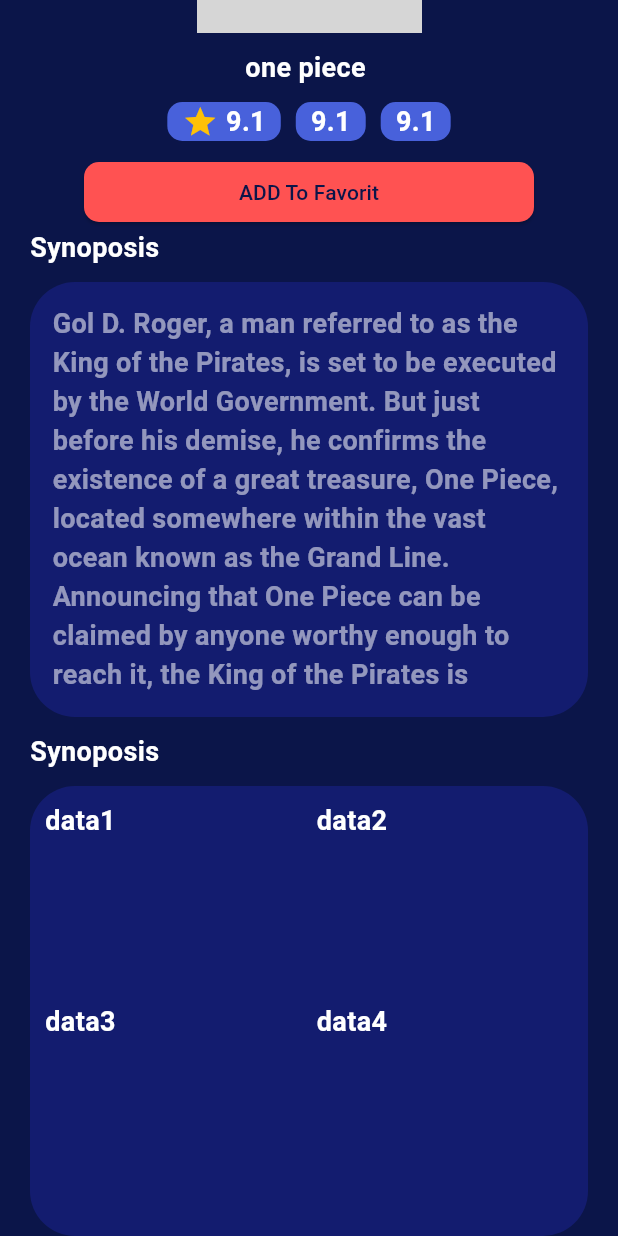
After one commit to mahmoudbarghouth1/Animation_app, a Flutter app: the MangaView screen opened directly, scrolled down 178 dp, after a tap on "ADD To Favorit", on a phone screen of 412 x 824 dp. The commit adds this screen. Run offline on Flutter 3.47's test engine with Material 3 defaults, Android fonts, the phone set to English and light mode, and no system bars; our stand-ins replace firebase_auth, firebase_core, flutter_riverpod; accounts and stored records are empty; network calls fail; grey boxes are pictures that could not be loaded.

Commit message:
creating top anime and top manga  startig in item page

```diff
--- /dev/null
+++ b/lib/view/screens/amanga_view.dart
@@ -0,0 +1,147 @@
+import 'package:flutter/material.dart';
+import 'package:sign/core/app_theme.dart';
+
+class MangaView extends StatelessWidget {
+  const MangaView({super.key});
+
+  @override
+  Widget build(BuildContext context) {
+    return Scaffold(
+      backgroundColor: primaryColor,
+      body: SafeArea(
+        child: Center(
+          child: Padding(
+            padding: EdgeInsetsGeometry.symmetric(horizontal: 20),
+            child: SingleChildScrollView(
+              child: Column(
+                crossAxisAlignment: CrossAxisAlignment.center,
+                children: [
+                  SizedBox(
+                    height: 200,
+                    width: 150,
+                    child: Image.network(
+                      "https://cdn.myanimelist.net/images/manga/2/253146.jpg",
+                      fit: BoxFit.fill,
+                    ),
+                  ),
+                  SizedBox(height: 10),
+                  Text("one piece ", maxLines: 1),
+                  SizedBox(height: 10),
+                  Row(
+                    mainAxisAlignment: MainAxisAlignment.center,
+                    // crossAxisAlignment: CrossAxisAlignment.center,
+                    children: [
+                      Container(
+                        padding: EdgeInsets.symmetric(horizontal: 10),
+                        decoration: BoxDecoration(
+                          color: secondryColor,
+                          borderRadius: BorderRadius.circular(10),
+                        ),
+                        child: Row(
+                          children: [
+                            Icon(Icons.star, color: Colors.amber),
+                            SizedBox(width: 5),
+                            Text("9.1"),
+                          ],
+                        ),
+                      ),
+                      SizedBox(width: 10),
+                      Container(
+                        padding: EdgeInsets.symmetric(horizontal: 10),
+                        decoration: BoxDecoration(
+                          color: secondryColor,
+                          borderRadius: BorderRadius.circular(10),
+                        ),
+                        child: Text("9.1"),
+                      ),
+                      SizedBox(width: 10),
+                      Container(
+                        padding: EdgeInsets.symmetric(horizontal: 10),
+                        decoration: BoxDecoration(
+                          color: secondryColor,
+                          borderRadius: BorderRadius.circular(10),
+                        ),
+                        child: Text("9.1"),
+                      ),
+                    ],
+                  ),
+                  SizedBox(height: 10),
+                  SizedBox(
+                    width: 300,
+
+                    child: ElevatedButton(
+                      style: ElevatedButton.styleFrom(
+                        backgroundColor: Colors.redAccent,
+                        shape: RoundedRectangleBorder(
+                          borderRadius: BorderRadiusGeometry.circular(10),
+                        ),
+                      ),
+                      onPressed: () {},
+                      child: Text("ADD To Favorit"),
+                    ),
+                  ),
+                  Column(
+                    // mainAxisAlignment: MainAxisAlignment.start,
+                    crossAxisAlignment: CrossAxisAlignment.start,
+
+                    children: [
+                      Text("Synoposis "),
+                      SizedBox(height: 10),
+                      Container(
+                        decoration: BoxDecoration(
+                          borderRadius: BorderRadius.circular(30),
+                          color: const Color.fromARGB(255, 19, 28, 111),
+                        ),
+                        padding: EdgeInsets.all(15),
+
+                        child: Text(
+                          "Gol D. Roger, a man referred to as the King of the Pirates, is set to be executed by the World Government. But just before his demise, he confirms the existence of a great treasure, One Piece, located somewhere within the vast ocean known as the Grand Line. Announcing that One Piece can be claimed by anyone worthy enough to reach it, the King of the Pirates is executed and the Great Age of Pirates begins.\n\nTwenty-two years later, a young man by the name of Monkey D. Luffy is ready to embark on his own adventure, searching for One Piece and striving to become the new King of the Pirates. Armed with just a straw hat, a small boat, and an elastic body, he sets out on a fantastic journey to gather his own crew and a worthy ship that will take them across the Grand Line to claim the greatest status on the high seas.\n\n[Written by MAL Rewrite]",
+                          maxLines: 10,
+                          style: TextStyle(color: Colors.white54),
+                        ),
+                      ),
+                    ],
+                  ),
+                  SizedBox(height: 10),
+                  Column(
+                    // mainAxisAlignment: MainAxisAlignment.start,
+                    crossAxisAlignment: CrossAxisAlignment.start,
+
+                    children: [
+                      Text("Synoposis "),
+                      SizedBox(height: 10),
+                      Container(
+                        decoration: BoxDecoration(
+                          borderRadius: BorderRadius.circular(30),
+                          color: const Color.fromARGB(255, 19, 28, 111),
+                        ),
+                        height: 300,
+                        padding: EdgeInsets.all(10),
+
+                        child: GridView(
+                          gridDelegate:
+                              SliverGridDelegateWithFixedCrossAxisCount(
+                                crossAxisCount: 2,
+                                mainAxisSpacing: 20,
+                                childAspectRatio: 3 / 2,
+                                crossAxisSpacing: 10,
+                              ),
+                          children: [
+                            Text("data1"),
+                            Text("data2"),
+                            Text("data3"),
+                            Text("data4"),
+                          ],
+                        ),
+                      ),
+                    ],
+                  ),
+                ],
+              ),
+            ),
+          ),
+        ),
+      ),
+    );
+  }
+}
--- a/lib/view/screens/home_screen.dart
+++ b/lib/view/screens/home_screen.dart
@@ -6,6 +6,7 @@ import 'package:sign/core/app_theme.dart';
 import 'package:sign/view/widgets/search_widget.dart';
 import 'package:sign/view/widgets/setting_widget.dart';
 import 'package:flutter_riverpod/flutter_riverpod.dart';
+
 import 'package:sign/view/widgets/topanime_widget.dart';
 import 'package:sign/view/widgets/topmanga_widget.dart';
 import 'package:sign/viewmodel/providers.dart';
@@ -25,7 +26,7 @@ class _HomeScreenState extends ConsumerState<HomeScreen> {
     Widget? body;
     String? appBarTitle;
     int x = ref.read(bottomNavigatorProvider.notifier).state;
-    log(x.toString());
+    // log(x.toString());
     if (ref.read(bottomNavigatorProvider.notifier).state == 0) {
       body = TopAnimeWidget();
       appBarTitle = "msg15".tr(context);
--- a/pubspec.yaml
+++ b/pubspec.yaml
@@ -43,6 +43,8 @@ dependencies:
 
   flutter_localizations:
     sdk: flutter
+  http: ^1.5.0
+  flutter_screenutil: ^5.9.3
 
 
 dev_dependencies:
```
Also changed, not shown: lib/core/widgets/anime_card.dart (added, +112 -0 lines), lib/core/widgets/manga_card.dart (added, +112 -0 lines), lib/model/anime_model.dart (added, +34 -0 lines), lib/model/manga_model.dart (added, +34 -0 lines), lib/view/widgets/search_widget.dart (+5 -4 lines), lib/view/widgets/topanime_widget.dart (+32 -9 lines), lib/view/widgets/topmanga_widget.dart (+59 -9 lines), lib/viewmodel/anime_view_model.dart (added, +39 -0 lines), lib/viewmodel/manga_view_model.dart (added, +39 -0 lines), pubspec.lock.
